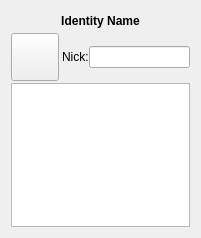
This is kopete/identity/identitystatusbase.ui in KDE/kopete as Qt 5 draws it before an edit. The edited form follows.
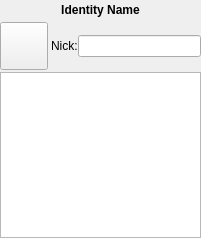
This is the edited form.

Commit message: Use right active text colour, fix margins, add copyright

Diff of the .ui file:
```diff
--- a/kopete/identity/identitystatusbase.ui
+++ b/kopete/identity/identitystatusbase.ui
@@ -13,6 +13,18 @@
    <property name="spacing" >
     <number>2</number>
    </property>
+   <property name="leftMargin" >
+    <number>0</number>
+   </property>
+   <property name="topMargin" >
+    <number>0</number>
+   </property>
+   <property name="rightMargin" >
+    <number>0</number>
+   </property>
+   <property name="bottomMargin" >
+    <number>0</number>
+   </property>
    <item>
     <widget class="QLabel" name="identityName" >
      <property name="minimumSize" >
```
The commit also changes 2 other files.
